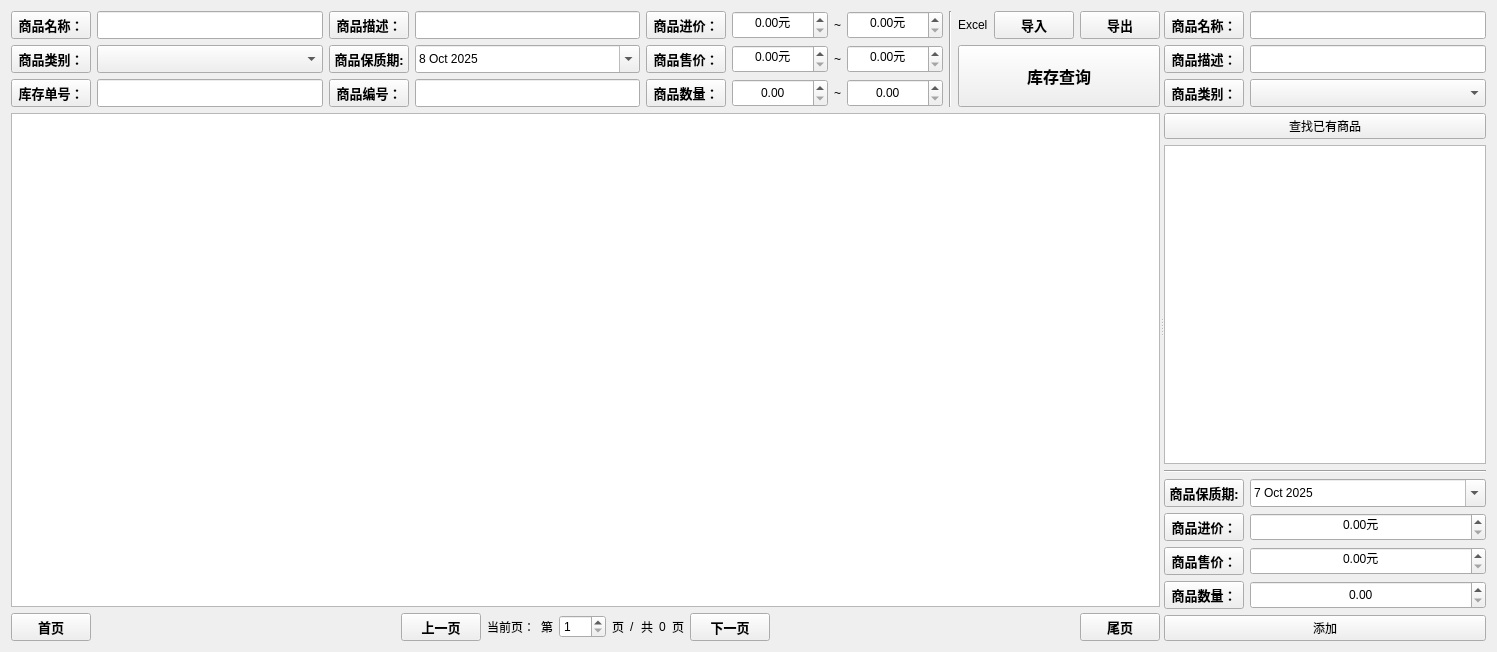
First picture: the form in view/manager/widgetinventorymanager.ui, repository ylxcvvan/Supermarket-Commodity-Management-System, before the edit.
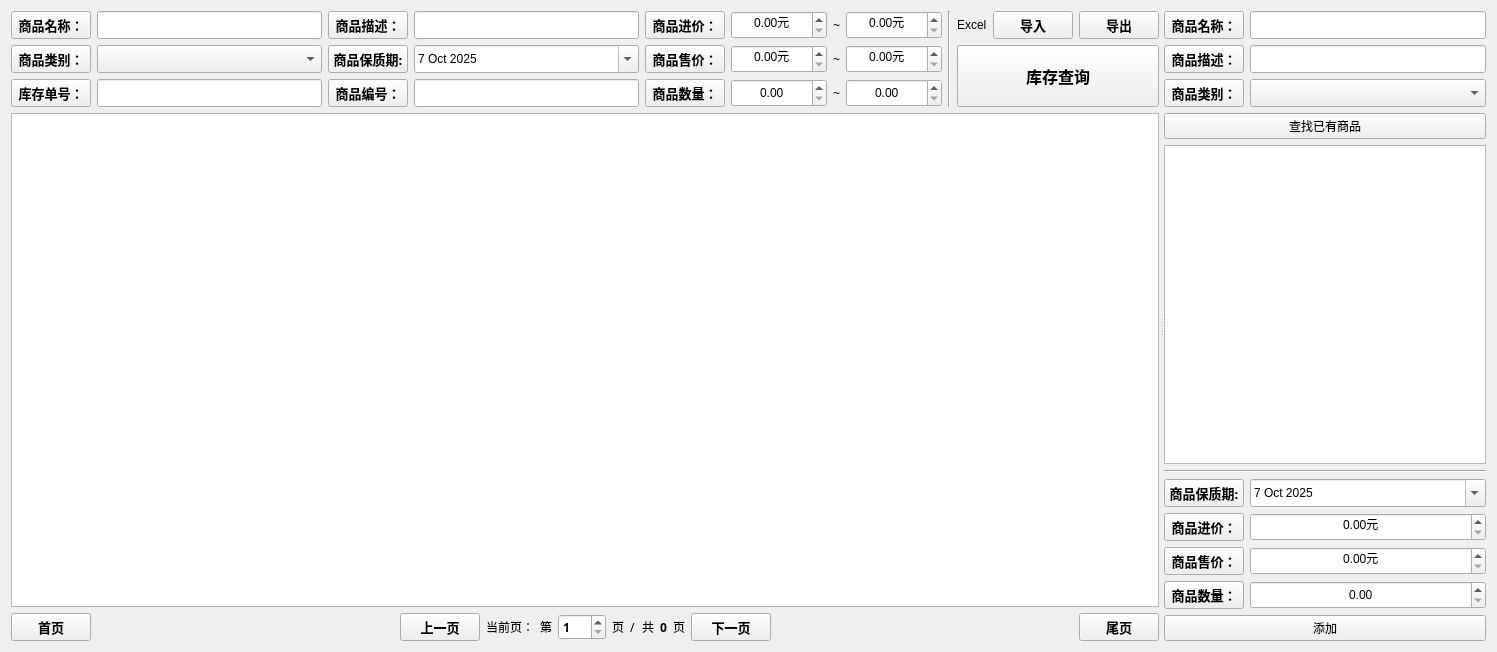
Second picture: the form after the edit. Custom widgets are drawn as their Qt base class.

Commit message: 修改了所有界面的字体和按钮大小，现在软件拥有更好的字体

```diff
--- a/view/manager/widgetinventorymanager.ui
+++ b/view/manager/widgetinventorymanager.ui
@@ -19,6 +19,9 @@
      <property name="orientation">
       <enum>Qt::Horizontal</enum>
      </property>
+     <property name="handleWidth">
+      <number>5</number>
+     </property>
      <widget class="QWidget" name="layoutWidget">
       <layout class="QVBoxLayout" name="verticalLayout_5" stretch="0,1,0">
        <item>
@@ -222,12 +225,12 @@
                </property>
                <property name="dateTime">
                 <datetime>
-                 <hour>0</hour>
+                 <hour>8</hour>
                  <minute>0</minute>
                  <second>0</second>
                  <year>2025</year>
                  <month>10</month>
-                 <day>8</day>
+                 <day>7</day>
                 </datetime>
                </property>
                <property name="calendarPopup">
@@ -613,6 +616,11 @@
          </item>
          <item>
           <widget class="QLabel" name="label">
+           <property name="font">
+            <font>
+             <family>微软雅黑</family>
+            </font>
+           </property>
            <property name="text">
             <string>当前页：</string>
            </property>
@@ -620,6 +628,11 @@
          </item>
          <item>
           <widget class="QLabel" name="label_7">
+           <property name="font">
+            <font>
+             <family>微软雅黑</family>
+            </font>
+           </property>
            <property name="text">
             <string>第</string>
            </property>
@@ -630,6 +643,12 @@
          </item>
          <item>
           <widget class="QSpinBox" name="spinBoxPageJump">
+           <property name="font">
+            <font>
+             <family>微软雅黑</family>
+             <bold>true</bold>
+            </font>
+           </property>
            <property name="minimum">
             <number>1</number>
            </property>
@@ -650,6 +669,11 @@
          </item>
          <item>
           <widget class="QLabel" name="label_2">
+           <property name="font">
+            <font>
+             <family>微软雅黑</family>
+            </font>
+           </property>
            <property name="text">
             <string>/</string>
            </property>
@@ -657,6 +681,11 @@
          </item>
          <item>
           <widget class="QLabel" name="label_3">
+           <property name="font">
+            <font>
+             <family>微软雅黑</family>
+            </font>
+           </property>
            <property name="text">
             <string>共</string>
            </property>
@@ -664,6 +693,12 @@
          </item>
          <item>
           <widget class="QLabel" name="LabelTotalPages">
+           <property name="font">
+            <font>
+             <family>微软雅黑</family>
+             <bold>true</bold>
+            </font>
+           </property>
            <property name="text">
             <string>0</string>
            </property>
@@ -671,6 +706,11 @@
          </item>
          <item>
           <widget class="QLabel" name="label_5">
+           <property name="font">
+            <font>
+             <family>微软雅黑</family>
+            </font>
+           </property>
            <property name="text">
             <string>页</string>
            </property>
```
Left out of the diff: 10 changed lines with no effect on the pictures. The commit also changes 7 other files.
